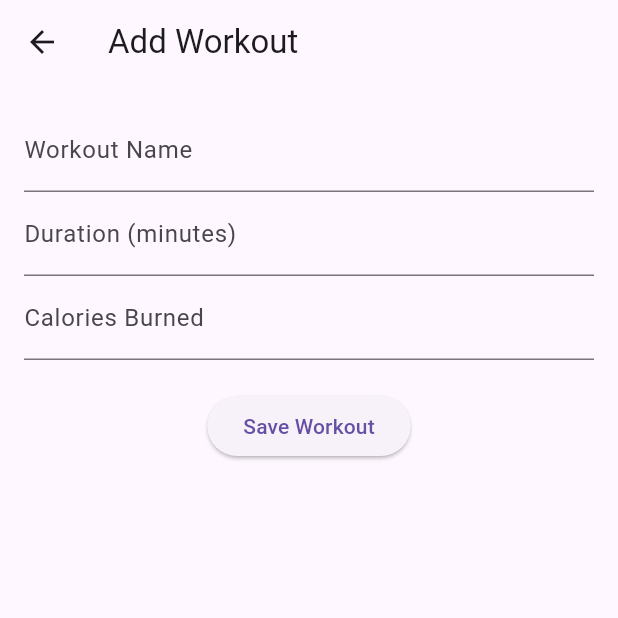
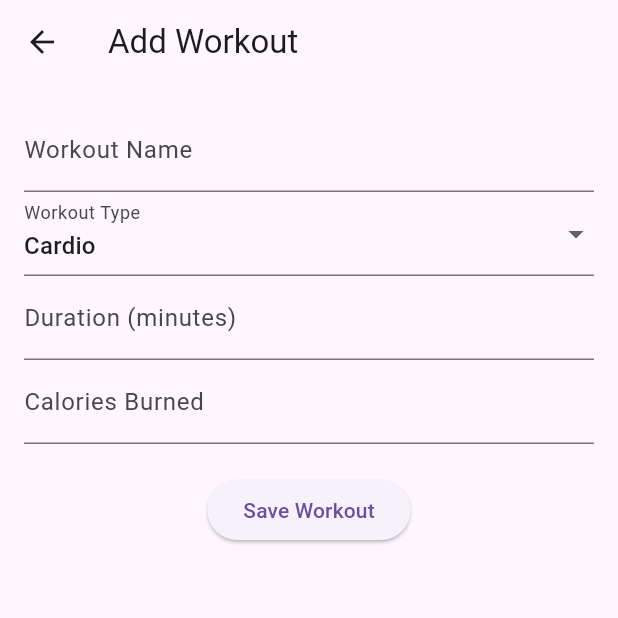
Before and after one commit to Athanasius-Gadosey/fitness-_Tracker, a Flutter app: the HomeScreen screen opened directly, after a tap on the "add" icon, on a phone screen of 412 x 824 dp, the top half of it. Run offline on Flutter 3.47's test engine with Material 3 defaults, Android fonts, the phone set to English and light mode, and no system bars; our stand-ins replace fl_chart, shared_preferences; accounts and stored records are empty.

Commit message:
second phase added

```diff
--- /dev/null
+++ b/lib/models/goal.dart
@@ -0,0 +1,13 @@
+class Goal {
+  final String id;
+  final String name;
+  final int targetDuration; // in minutes
+  final int currentDuration; // in minutes
+
+  Goal({
+    required this.id,
+    required this.name,
+    required this.targetDuration,
+    required this.currentDuration,
+  });
+}
--- a/lib/models/workout.dart
+++ b/lib/models/workout.dart
@@ -1,6 +1,7 @@
 class Workout{
   final String id;
   final String name;
+  final String type; // new field for workout type
   final DateTime date;
   final int duration; //in minutes
   final int caloriesBurned;
@@ -8,6 +9,7 @@ class Workout{
   Workout({
     required this.id,
     required this.name,
+    required this.type,
     required this.date,
     required this.duration,
     required this.caloriesBurned
--- a/lib/providers/workouts.dart
+++ b/lib/providers/workouts.dart
@@ -1,21 +1,57 @@
 import 'package:flutter/material.dart';
 import '../models/workout.dart';
+import '../models/goal.dart';
 import 'package:shared_preferences/shared_preferences.dart';
 import 'dart:convert';
 
 class WorkoutsProvider with ChangeNotifier {
   List<Workout> _workouts = [];
+  List<Goal> _goals = [];
 
   List<Workout> get workouts => [..._workouts];
+  List<Goal> get goals => [..._goals];
 
   Future<void> addWorkout(Workout workout) async {
     _workouts.add(workout);
     notifyListeners();
     await _saveToPrefs();
+
+    // Update of goals
+    for (var goal in _goals) {
+      if (goal.name == workout.name) {
+        await updateGoal(goal.id, goal.currentDuration + workout.duration);
+      }
+    }
   }
 
   Future<void> removeWorkout(String id) async {
     _workouts.removeWhere((workout) => workout.id == id);
+    notifyListeners();
+    await _saveToPrefs();
+  }
+
+  Future<void> addGoal(Goal goal) async {
+    _goals.add(goal);
+    notifyListeners();
+    await _saveToPrefs();
+  }
+
+  Future<void> updateGoal(String id, int currentDuration) async {
+    final goalIndex = _goals.indexWhere((goal) => goal.id == id);
+    if (goalIndex >= 0) {
+      _goals[goalIndex] = Goal(
+        id: _goals[goalIndex].id,
+        name: _goals[goalIndex].name,
+        targetDuration: _goals[goalIndex].targetDuration,
+        currentDuration: currentDuration,
+      );
+      notifyListeners();
+      await _saveToPrefs();
+    }
+  }
+
+  Future<void> removeGoal(String id) async {
+    _goals.removeWhere((goal) => goal.id == id);
     notifyListeners();
     await _saveToPrefs();
   }
@@ -28,9 +64,22 @@ class WorkoutsProvider with ChangeNotifier {
           .map((item) => Workout(
         id: item['id'],
         name: item['name'],
+        type: item['type'],
         date: DateTime.parse(item['date']),
         duration: item['duration'],
         caloriesBurned: item['caloriesBurned'],
+      ))
+          .toList();
+      notifyListeners();
+    }
+    String? goalData = prefs.getString('goals');
+    if (goalData != null) {
+      _goals = (json.decode(goalData) as List)
+          .map((item) => Goal(
+        id: item['id'],
+        name: item['name'],
+        targetDuration: item['targetDuration'],
+        currentDuration: item['currentDuration'],
       ))
           .toList();
       notifyListeners();
@@ -40,5 +89,33 @@ class WorkoutsProvider with ChangeNotifier {
   Future<void> _saveToPrefs() async {
     SharedPreferences prefs = await SharedPreferences.getInstance();
     prefs.setString('workouts', json.encode(_workouts));
+    prefs.setString('goals', json.encode(_goals));
+  }
+
+  Map<String, int> get dailySummary {
+    Map<String, int> summary = {};
+    _workouts.forEach((workout) {
+      String date = workout.date.toIso8601String().split('T')[0];
+      if (summary.containsKey(date)) {
+        summary[date] = summary[date]! + workout.duration;
+      } else {
+        summary[date] = workout.duration;
+      }
+    });
+    return summary;
+  }
+
+  Map<String, int> get weeklySummary {
+    Map<String, int> summary = {};
+    _workouts.forEach((workout) {
+      int week = workout.date.difference(DateTime(1970, 1, 1)).inDays ~/ 7;
+      String weekKey = '${workout.date.year}-W${week}';
+      if (summary.containsKey(weekKey)) {
+        summary[weekKey] = summary[weekKey]! + workout.duration;
+      } else {
+        summary[weekKey] = workout.duration;
+      }
+    });
+    return summary;
   }
 }
--- a/lib/screens/add_workout_screen.dart
+++ b/lib/screens/add_workout_screen.dart
@@ -12,6 +12,7 @@ class AddWorkoutScreen extends StatefulWidget {
 class _AddWorkoutScreenState extends State<AddWorkoutScreen> {
   final _formKey = GlobalKey<FormState>();
   String _name = '';
+  String _type = 'Cardio'; // Default workout type
   int _duration = 0;
   int _caloriesBurned = 0;
 
@@ -21,6 +22,7 @@ class _AddWorkoutScreenState extends State<AddWorkoutScreen> {
       final newWorkout = Workout(
         id: Uuid().v4(),
         name: _name,
+        type: _type,
         date: DateTime.now(),
         duration: _duration,
         caloriesBurned: _caloriesBurned,
@@ -52,6 +54,21 @@ class _AddWorkoutScreenState extends State<AddWorkoutScreen> {
                 },
                 onSaved: (value) {
                   _name = value!;
+                },
+              ),
+              DropdownButtonFormField<String>(
+                value: _type,
+                decoration: InputDecoration(labelText: 'Workout Type'),
+                items: ['Cardio', 'Strength', 'Flexibility', 'Balance']
+                    .map((type) => DropdownMenuItem(
+                  child: Text(type),
+                  value: type,
+                ))
+                    .toList(),
+                onChanged: (value) {
+                  setState(() {
+                    _type = value!;
+                  });
                 },
               ),
               TextFormField(
--- a/lib/screens/home_screen.dart
+++ b/lib/screens/home_screen.dart
@@ -2,6 +2,8 @@ import 'package:flutter/material.dart';
 import 'package:provider/provider.dart';
 import '../providers/workouts.dart';
 import '../screens/add_workout_screen.dart';
+import '../screens/summary_screen.dart';
+import '../screens/goals_screen.dart';  // Import the new screen
 
 class HomeScreen extends StatelessWidget {
   @override
@@ -9,6 +11,27 @@ class HomeScreen extends StatelessWidget {
     return Scaffold(
       appBar: AppBar(
         title: Text('Fitness Tracker'),
+        actions: [
+          IconButton(
+            icon: Icon(Icons.bar_chart),
+            onPressed: () {
+              Navigator.of(context).push(MaterialPageRoute(
+                builder: (ctx) => DefaultTabController(
+                  length: 2,
+                  child: SummaryScreen(),
+                ),
+              ));
+            },
+          ),
+          IconButton(
+            icon: Icon(Icons.flag),
+            onPressed: () {
+              Navigator.of(context).push(MaterialPageRoute(
+                builder: (ctx) => GoalsScreen(),
+              ));
+            },
+          ),
+        ],
       ),
       body: FutureBuilder(
         future: Provider.of<WorkoutsProvider>(context, listen: false).loadWorkouts(),
@@ -22,7 +45,7 @@ class HomeScreen extends StatelessWidget {
               return ListTile(
                 title: Text(workout.name),
                 subtitle: Text(
-                  '${workout.duration} mins, ${workout.caloriesBurned} cal',
+                  '${workout.type}, ${workout.duration} mins, ${workout.caloriesBurned} cal',
                 ),
                 trailing: IconButton(
                   icon: Icon(Icons.delete),
--- a/pubspec.yaml
+++ b/pubspec.yaml
@@ -33,6 +33,8 @@ dependencies:
   provider: ^6.0.0
   shared_preferences: ^2.0.6
   intl: ^0.17.0
+  fl_chart: ^0.40.0
+  uuid: ^3.0.4
 
   # The following adds the Cupertino Icons font to your application.
   # Use with the CupertinoIcons class for iOS style icons.
```
Also changed, not shown: lib/main.dart (+15 -9 lines), lib/screens/add_goal_screen.dart (added, +79 -0 lines), lib/screens/goals_screen.dart (added, +43 -0 lines), lib/screens/summary_screen.dart (added, +78 -0 lines), lib/widgets/daily_summary_chart.dart (added, +43 -0 lines), lib/widgets/weekly_summary_chart.dart (added, +41 -0 lines), pubspec.lock.
